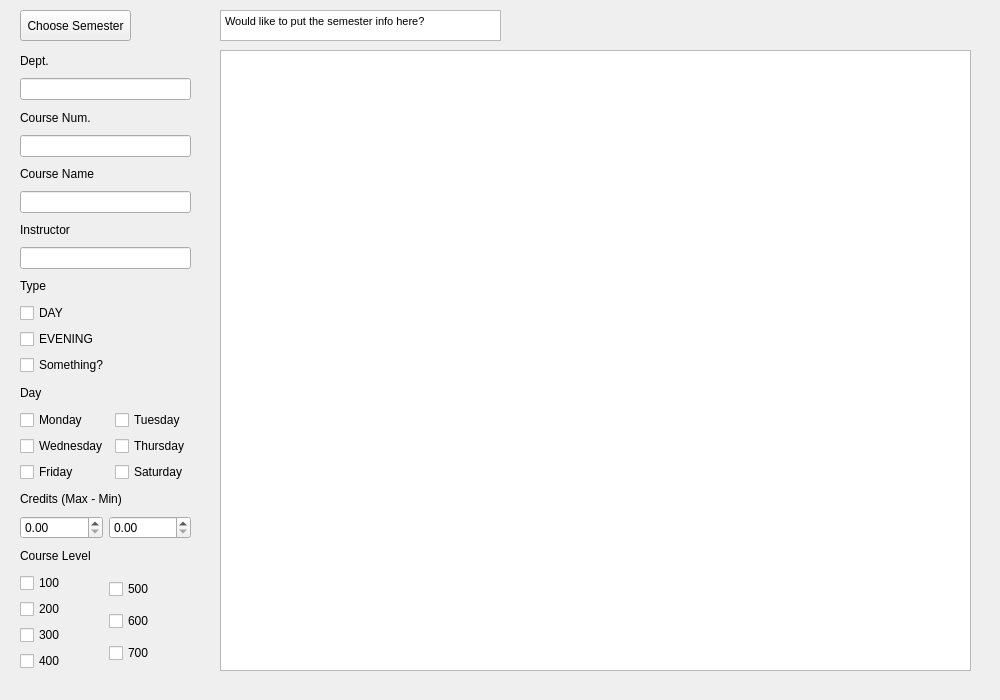
rcxwhiz/mymap-access-test, file assets/search_page.ui: the form before one commit.
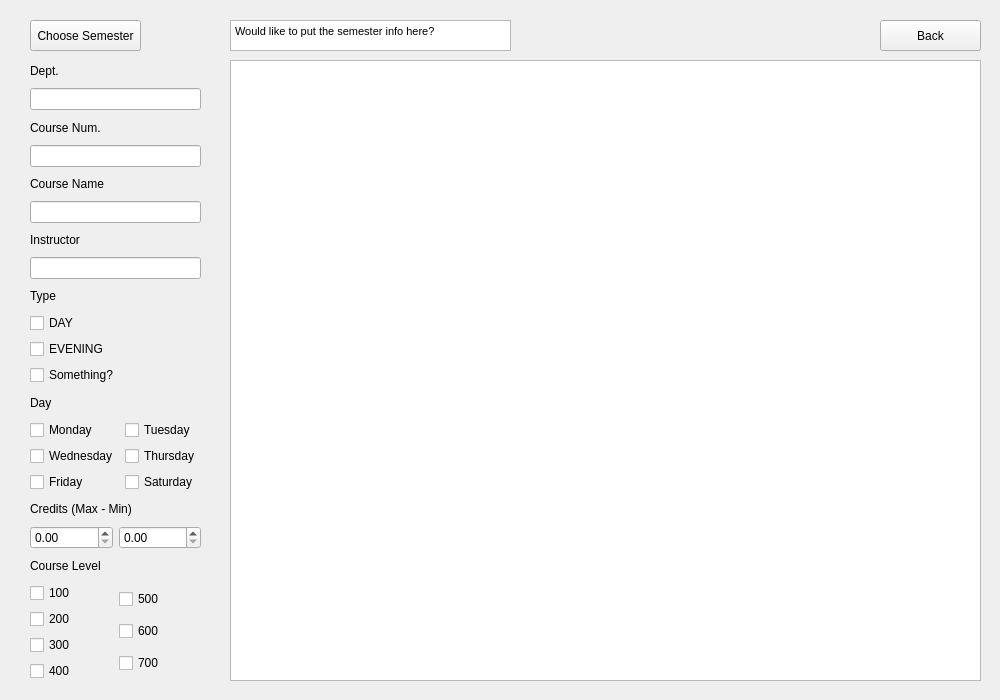
The form after the commit.

```diff
--- a/assets/search_page.ui
+++ b/assets/search_page.ui
@@ -17,8 +17,8 @@
    <widget class="QPushButton" name="picklesButton">
     <property name="geometry">
      <rect>
-      <x>20</x>
-      <y>10</y>
+      <x>30</x>
+      <y>20</y>
       <width>111</width>
       <height>31</height>
      </rect>
@@ -27,11 +27,38 @@
      <string>Choose Semester</string>
     </property>
    </widget>
+   <widget class="QTableWidget" name="tableWidget">
+    <property name="geometry">
+     <rect>
+      <x>230</x>
+      <y>60</y>
+      <width>751</width>
+      <height>621</height>
+     </rect>
+    </property>
+   </widget>
+   <widget class="QTextBrowser" name="semesterDisplay">
+    <property name="geometry">
+     <rect>
+      <x>230</x>
+      <y>20</y>
+      <width>281</width>
+      <height>31</height>
+     </rect>
+    </property>
+    <property name="html">
+     <string>&lt;!DOCTYPE HTML PUBLIC &quot;-//W3C//DTD HTML 4.0//EN&quot; &quot;http://www.w3.org/TR/REC-html40/strict.dtd&quot;&gt;
+&lt;html&gt;&lt;head&gt;&lt;meta name=&quot;qrichtext&quot; content=&quot;1&quot; /&gt;&lt;style type=&quot;text/css&quot;&gt;
+p, li { white-space: pre-wrap; }
+&lt;/style&gt;&lt;/head&gt;&lt;body style=&quot; font-family:'MS Shell Dlg 2'; font-size:8.25pt; font-weight:400; font-style:normal;&quot;&gt;
+&lt;p style=&quot; margin-top:0px; margin-bottom:0px; margin-left:0px; margin-right:0px; -qt-block-indent:0; text-indent:0px;&quot;&gt;Would like to put the semester info here?&lt;/p&gt;&lt;/body&gt;&lt;/html&gt;</string>
+    </property>
+   </widget>
    <widget class="QWidget" name="verticalLayoutWidget">
     <property name="geometry">
      <rect>
-      <x>20</x>
-      <y>50</y>
+      <x>30</x>
+      <y>60</y>
       <width>171</width>
       <height>621</height>
      </rect>
@@ -257,31 +284,17 @@
      </item>
     </layout>
    </widget>
-   <widget class="QTextBrowser" name="semesterDisplay">
+   <widget class="QPushButton" name="backButton">
     <property name="geometry">
      <rect>
-      <x>220</x>
-      <y>10</y>
-      <width>281</width>
+      <x>880</x>
+      <y>20</y>
+      <width>101</width>
       <height>31</height>
      </rect>
     </property>
-    <property name="html">
-     <string>&lt;!DOCTYPE HTML PUBLIC &quot;-//W3C//DTD HTML 4.0//EN&quot; &quot;http://www.w3.org/TR/REC-html40/strict.dtd&quot;&gt;
-&lt;html&gt;&lt;head&gt;&lt;meta name=&quot;qrichtext&quot; content=&quot;1&quot; /&gt;&lt;style type=&quot;text/css&quot;&gt;
-p, li { white-space: pre-wrap; }
-&lt;/style&gt;&lt;/head&gt;&lt;body style=&quot; font-family:'MS Shell Dlg 2'; font-size:8.25pt; font-weight:400; font-style:normal;&quot;&gt;
-&lt;p style=&quot; margin-top:0px; margin-bottom:0px; margin-left:0px; margin-right:0px; -qt-block-indent:0; text-indent:0px;&quot;&gt;Would like to put the semester info here?&lt;/p&gt;&lt;/body&gt;&lt;/html&gt;</string>
-    </property>
-   </widget>
-   <widget class="QTableWidget" name="tableWidget">
-    <property name="geometry">
-     <rect>
-      <x>220</x>
-      <y>50</y>
-      <width>751</width>
-      <height>621</height>
-     </rect>
+    <property name="text">
+     <string>Back</string>
     </property>
    </widget>
   </widget>
```
